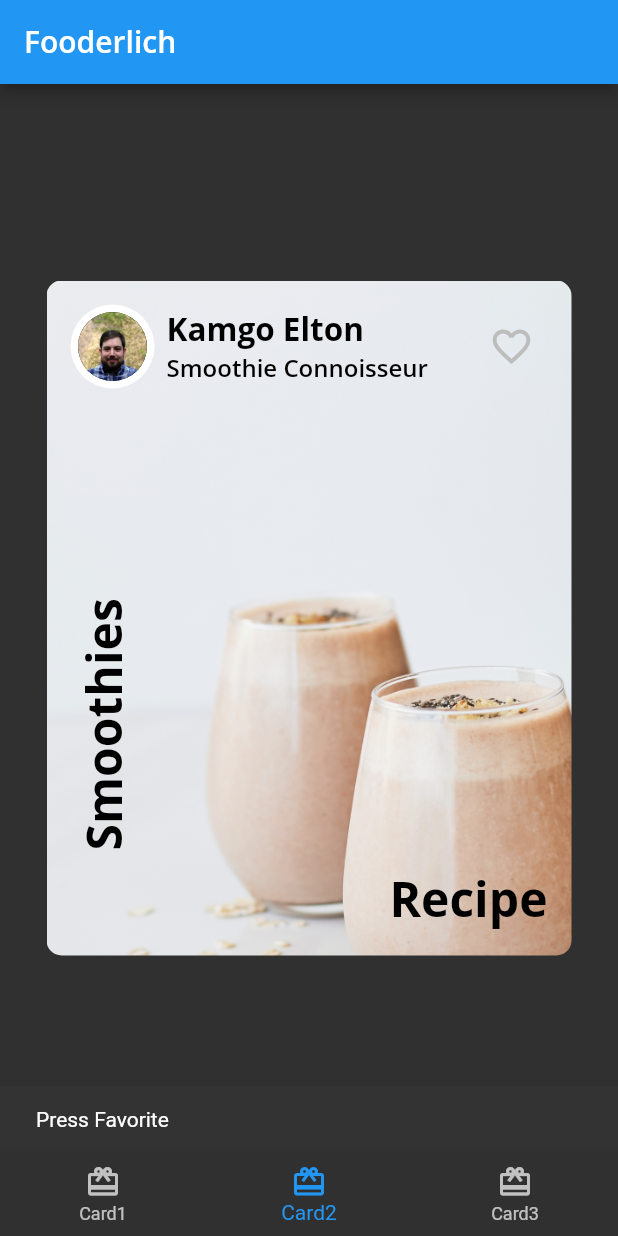
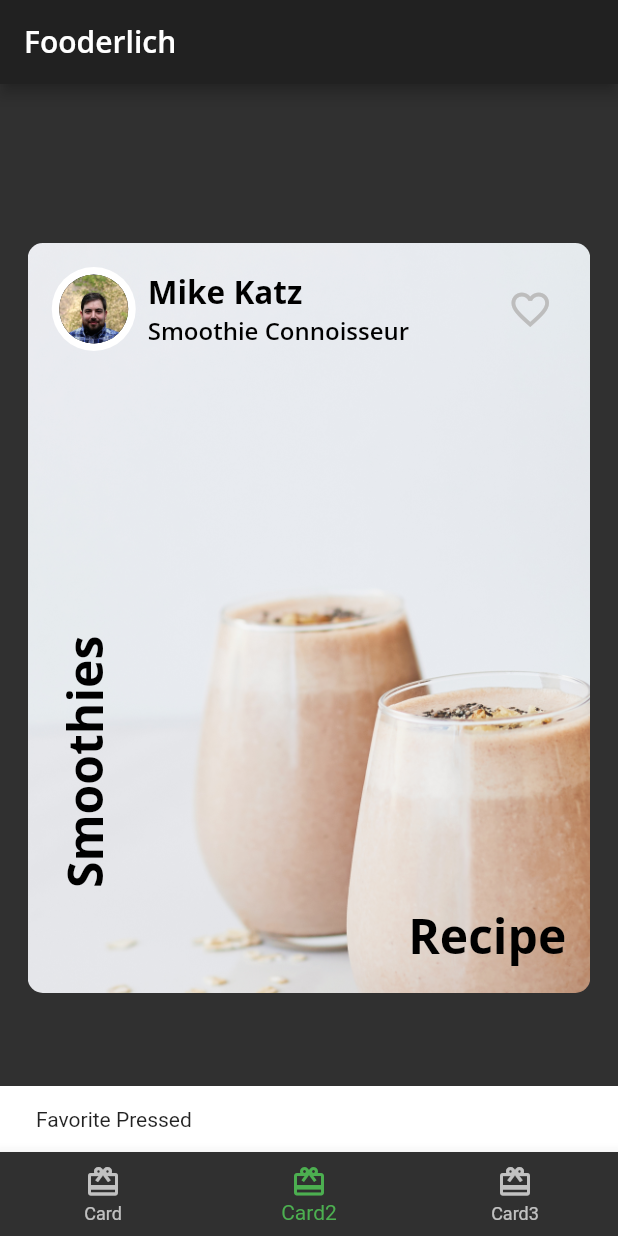
Before and after one commit to kelton-glitch/fooderlich, a Flutter app: the screen it shows after launch, item 2 of the bottom bar chosen, after a tap on the "favorite outline" icon, on a phone screen of 412 x 824 dp. Run offline on Flutter 3.47's test engine with Material 2 defaults, Android fonts, the phone set to English and light mode, and no system bars; our stand-ins replace google_fonts.

Commit message:
code review and update to modern standard

```diff
--- a/lib/author_card.dart
+++ b/lib/author_card.dart
@@ -3,62 +3,63 @@ import 'fooderlich_theme.dart';
 import 'circle_image.dart';
 
 class AuthorCard extends StatelessWidget {
-  //bool _isFavorited = false;
-
       final String authorName;
       final String title;
-  final ImageProvider imageProvider;
+      final ImageProvider? imageProvider;
 
       const AuthorCard({
-     Key ? key,
+        super.key,
         required this.authorName,
         required this.title,
-     required this.imageProvider,
-  }) : super (key: key);
+        this.imageProvider,
+      });
 
+      //2
 @override
   Widget build(BuildContext context) {
+  //TODO: Replace return container(...);
   return Container(
     padding: const EdgeInsets.all(16),
     child: Row(
-        // TODO 3: add alignment
       mainAxisAlignment: MainAxisAlignment.spaceBetween,
       children: [
         Row(
           children: [
-              CircleImage(imageProvider: imageProvider, imageRadius: 28),
-
+            CircleImage(
+              imageProvider: imageProvider,
+              imageRadius: 28,
+            ),
+            //2
             const SizedBox(width: 8),
-
+            //3
             Column(
               crossAxisAlignment: CrossAxisAlignment.start,
               children: [
-
                 Text(
                   authorName,
-                    style: FooderlichTheme.lightTextTheme.headline2),
-
+                  style: FooderlichTheme.lightTextTheme.headline2,
+                ),
                 Text(
                   title,
                   style: FooderlichTheme.lightTextTheme.headline3,
-                    )
-                ],
-              )
+                ),
               ],
             ),
-          //TODO : Add icon button
+          ],
+        ),
         IconButton(
+          //4
             icon: const Icon(Icons.favorite_border),
             iconSize: 30,
             color: Colors.grey[400],
+            //5
             onPressed: (){
-            const snackBar = SnackBar(content: Text('Press Favorite'));
+              const snackBar = SnackBar(content: Text('Favorite Pressed'));
               ScaffoldMessenger.of(context).showSnackBar(snackBar);
-          },
-
+            }
         ),
-        ]
-    ));
+      ],
+    ),
+  );
 }
-
 }
--- a/lib/card1.dart
+++ b/lib/card1.dart
@@ -1,54 +1,67 @@
 import 'package:flutter/material.dart';
-
 import 'fooderlich_theme.dart';
 
-class Card1 extends StatelessWidget {
-
-  const Card1({Key? key}) : super(key: key);
-  final String category ='Editor\'s Choice';
+class Card1 extends StatelessWidget{
+  const Card1({super.key});
+  //1
+  final String category = 'Editor\'s Choice';
   final String title = 'The Art of Dough';
   final String description = 'Learn to make the perfect bread.';
-  final String chef = 'Kamgo Elton';
+  final String chef = 'Ray Wenderlich';
 
+  //2
   @override
   Widget build(BuildContext context) {
     return Center(
+      //TODO: Card1 Decorate Container
       child: Container(
         padding: const EdgeInsets.all(16),
-
-        constraints: const BoxConstraints.expand(width: 350, height: 450),
+        //2
+        constraints: const BoxConstraints.expand(
+          width: 375,
+          height: 500,
+        ),
+        //3
         decoration: const BoxDecoration(
+          //4
           image: DecorationImage(
+            //5
               image: AssetImage('assets/mag1.png'),
+              //6
             fit: BoxFit.cover,
           ),
+          //7
           borderRadius: BorderRadius.all(Radius.circular(10.0)),
         ),
-
+        //Add a stack of text
         child: Stack(
           children: [
-            Text(category, style:
-            FooderlichTheme.darkTextTheme.bodyText1),
-            Positioned(
+            Text(
+              category,
+              style: FooderlichTheme.darkTextTheme.bodyText1,
+            ),
+            Positioned(top: 20,
             child: Text(
               title,
               style: FooderlichTheme.darkTextTheme.headline2,
-              ), top: 20),
-
+            ),
+            ),
             Positioned(
-                child: Text(
+              bottom: 30,
+              right: 0,
+              child:Text(
               description,
-                  style: FooderlichTheme.darkTextTheme.bodyText1,),
-                  bottom: 30,
-                  right: 0),
-
-            Positioned(child: Text(
+              style:FooderlichTheme.darkTextTheme.bodyText1,
+            ),
+            ),
+            Positioned(
+              bottom: 10,
+              right: 0,
+              child:Text(
               chef,
               style: FooderlichTheme.darkTextTheme.bodyText1,
             ),
-            bottom: 10,
-            right: 0)
-
+            ),
           ],
         ),
       ),
--- a/lib/card2.dart
+++ b/lib/card2.dart
@@ -1,49 +1,52 @@
 import 'package:flutter/material.dart';
+import 'package:fooderlich/author_card.dart';
 import 'fooderlich_theme.dart';
-import 'author_card.dart';
 
-class Card2 extends StatelessWidget {
-  const Card2({Key? key}) : super(key: key);
-
+class Card2 extends StatelessWidget{
+  const Card2({super.key});
   @override
   Widget build(BuildContext context) {
     return Center(
       child: Container(
         constraints: const BoxConstraints.expand(
-          width: 350,
-          height: 450,
+          width: 375,
+          height: 500,
         ),
         decoration: const BoxDecoration(
           image: DecorationImage(
               image: AssetImage('assets/mag5.png'),
             fit: BoxFit.cover,
           ),
-          borderRadius: BorderRadius.all(Radius.circular(10.0)),
+          borderRadius: BorderRadius.all(
+            Radius.circular(10.0),
           ),
+        ),
+        //2
         child: Column(
           children: [
-            ///TODO1: add author information
-            const AuthorCard(authorName: 'Kamgo Elton',
+            //TODO: Add author information
+            const AuthorCard(
+                authorName: 'Mike Katz',
                 title: 'Smoothie Connoisseur',
-             imageProvider: AssetImage('assets/author_katz.jpeg')),
-            //TODO 4: add Positioned Text
-
+                imageProvider: AssetImage('assets/author_katz.jpeg'),
+            ),
             Expanded(
                 child: Stack(
                   children: [
                     Positioned(
-                    bottom: 16,
+                      bottom:16,
                         right: 16,
                         child: Text(
                             'Recipe',
                             style: FooderlichTheme.lightTextTheme.headline1,
                         ),
                     ),
-
+                    //4
                     Positioned(
-                    bottom:70,
+                      bottom: 70,
                       left: 16,
-                    child: RotatedBox(quarterTurns: 3,
+                      child: RotatedBox(
+                        quarterTurns: 3,
                         child: Text(
                           'Smoothies',
                           style: FooderlichTheme.lightTextTheme.headline1,
@@ -52,9 +55,7 @@ class Card2 extends StatelessWidget {
                     ),
                   ],
                 ),
-
             ),
-
           ],
         ),
       ),
--- a/lib/circle_image.dart
+++ b/lib/circle_image.dart
@@ -1,24 +1,27 @@
 import 'package:flutter/material.dart';
 
-class CircleImage extends StatelessWidget {
+class CircleImage extends StatelessWidget{
+  //1
     const CircleImage({
-    Key? key,
-    required this.imageProvider,
-    this.imageRadius = 20,
-  }) : super(key: key);
-
+        super.key,
+        this.imageProvider,
+        this.imageRadius = 20
+    });
+    // 2
     final double imageRadius;
     final ImageProvider? imageProvider;
 
     @override
     Widget build(BuildContext context) {
+      //3
       return CircleAvatar(
         backgroundColor: Colors.white,
         radius: imageRadius,
+        //4
         child: CircleAvatar(
-        radius: imageRadius - 5,
+          radius:imageRadius - 5,
           backgroundImage: imageProvider,
-      )
+        ),
       );
     }
 }
--- a/lib/fooderlich_theme.dart
+++ b/lib/fooderlich_theme.dart
@@ -2,79 +2,99 @@ import 'package:flutter/material.dart';
 import 'package:google_fonts/google_fonts.dart';
 
 class FooderlichTheme{
-
-  static TextTheme lightTextTheme = TextTheme (
+  // 1
+  static TextTheme lightTextTheme = TextTheme(
     bodyText1: GoogleFonts.openSans(
       fontSize: 14.0,
       fontWeight: FontWeight.w700,
-      color: Colors.black
+      color: Colors.black,
     ),
     headline1: GoogleFonts.openSans(
       fontSize: 32.0,
       fontWeight: FontWeight.bold,
-      color: Colors.black
+      color: Colors.black,
     ),
     headline2: GoogleFonts.openSans(
       fontSize: 21.0,
       fontWeight: FontWeight.w700,
-      color: Colors.black
+      color: Colors.black,
     ),
     headline3: GoogleFonts.openSans(
       fontSize: 16.0,
       fontWeight: FontWeight.w600,
-      color: Colors.black
+      color: Colors.black,
     ),
     headline6: GoogleFonts.openSans(
       fontSize: 20.0,
       fontWeight: FontWeight.w600,
-      color: Colors.black
+      color: Colors.black,
     ),
   );
-
-
-  static TextTheme darkTextTheme = TextTheme (
+  //2
+  static TextTheme darkTextTheme = TextTheme(
     bodyText1: GoogleFonts.openSans(
       fontSize: 14.0,
-      fontWeight: FontWeight.w600,
-      color: Colors.white
+      fontWeight: FontWeight.w700,
+      color: Colors.white,
     ),
     headline1: GoogleFonts.openSans(
       fontSize: 32.0,
       fontWeight: FontWeight.bold,
-      color: Colors.white
+      color: Colors.white,
     ),
     headline2: GoogleFonts.openSans(
       fontSize: 21.0,
       fontWeight: FontWeight.w700,
-      color: Colors.white
+      color: Colors.white,
     ),
     headline3: GoogleFonts.openSans(
       fontSize: 16.0,
       fontWeight: FontWeight.w600,
-      color: Colors.white
+      color: Colors.white,
     ),
     headline6: GoogleFonts.openSans(
       fontSize: 20.0,
       fontWeight: FontWeight.w600,
-      color: Colors.white
+      color: Colors.white,
     ),
   );
-
-  static ThemeData light(){
+  // 3
+  static ThemeData light() {
     return ThemeData(
       brightness: Brightness.light,
-      primaryColor: Colors.white,
-      //textSelectionTheme: const TextSelectionThemeData(selectionColor: Colors.green),
-      textTheme: lightTextTheme, colorScheme: ColorScheme.fromSwatch().copyWith(secondary: Colors.green[600]),
+      checkboxTheme: CheckboxThemeData(
+        fillColor: MaterialStateColor.resolveWith((states) => Colors.black)
+      ),
+      appBarTheme: const AppBarTheme(
+        foregroundColor: Colors.black,
+        backgroundColor: Colors.white,
+      ),
+      floatingActionButtonTheme: const FloatingActionButtonThemeData(
+        foregroundColor: Colors.white,
+        backgroundColor: Colors.black,
+      ),
+      bottomNavigationBarTheme: const BottomNavigationBarThemeData(
+        selectedItemColor: Colors.green,
+      ),
+      textTheme: lightTextTheme,
     );
   }
-
-  static ThemeData dark(){
+  // 4
+  static ThemeData dark() {
     return ThemeData(
       brightness: Brightness.dark,
-      primaryColor: Colors.grey[900],
-      //textSelectionTheme: const TextSelectionThemeData(selectionColor: Colors.green),
-      textTheme: darkTextTheme, colorScheme: ColorScheme.fromSwatch().copyWith(secondary: Colors.green[600]),
+      appBarTheme: AppBarTheme(
+        foregroundColor: Colors.white,
+        backgroundColor: Colors.grey[900],
+      ),
+      floatingActionButtonTheme: const FloatingActionButtonThemeData(
+        foregroundColor: Colors.white,
+        backgroundColor: Colors.green,
+      ),
+      bottomNavigationBarTheme: const BottomNavigationBarThemeData(
+        selectedItemColor: Colors.green,
+      ),
+      textTheme: darkTextTheme,
     );
   }
 }
--- a/lib/home.dart
+++ b/lib/home.dart
@@ -1,16 +1,17 @@
 import 'package:flutter/material.dart';
-import 'package:fooderlich/card1.dart';
-import 'package:fooderlich/card2.dart';
-import 'package:fooderlich/card3.dart';
+import 'card1.dart';
+import 'card2.dart';
+import 'card3.dart';
 
-class Home extends StatefulWidget {
-  const Home({Key? key}) : super(key: key);
+//1
+  class Home extends StatefulWidget{
+    const Home ({super.key});
 
     @override
-  _HomeState createState() => _HomeState();
+    HomeState createState() => HomeState();
   }
-
-class _HomeState extends State<Home> {
+  class HomeState extends State<Home> {
+    //TODO: Add state variables and functions
     int _selectedIndex = 0;
 
     static List<Widget> pages = <Widget>[
@@ -19,6 +20,7 @@ class _HomeState extends State<Home> {
       const Card3(),
     ];
 
+    //9
     void _onItemTapped(int index) {
       setState(() {
         _selectedIndex = index;
@@ -29,25 +31,34 @@ class _HomeState extends State<Home> {
     Widget build(BuildContext context) {
       return Scaffold(
         appBar: AppBar(
-        title: Text('Fooderlich', style: Theme.of(context).textTheme.headline6),
+          title: Text(
+            'Fooderlich',
+            // 2
+            style: Theme.of(context).textTheme.headline6,
           ),
-      body: pages [_selectedIndex],
+        ),
+        // Show selected tab
+        body:pages[_selectedIndex],
+        // Bottom navigation bar
+        //4
         bottomNavigationBar: BottomNavigationBar(
           selectedItemColor: Theme.of(context).textSelectionTheme.selectionColor,
+          //TODO: Set selected tab bar
           currentIndex: _selectedIndex,
           onTap: _onItemTapped,
-        items: const <BottomNavigationBarItem>[
+          //6
+          items: const[
             BottomNavigationBarItem(
                 icon: Icon(Icons.card_giftcard),
-               label: 'Card1'
+              label: 'Card',
             ),
             BottomNavigationBarItem(
               icon: Icon(Icons.card_giftcard),
-              label: 'Card2'
+              label: 'Card2',
             ),
             BottomNavigationBarItem(
               icon: Icon(Icons.card_giftcard),
-              label: 'Card3'
+              label: 'Card3',
             ),
           ],
         ),
--- a/lib/main.dart
+++ b/lib/main.dart
@@ -3,22 +3,22 @@ import 'fooderlich_theme.dart';
 import 'home.dart';
 
 void main() {
-  runApp(Fooderlich());
+  runApp(const Fooderlich());
 }
 
 class Fooderlich extends StatelessWidget {
-   Fooderlich ({Key? key}) : super (key: key);
-
-  final theme= FooderlichTheme.dark();
+  //2
+  const Fooderlich({super.key});
   @override
   Widget build(BuildContext context) {
-
-    // ignore: dead_code
+    final theme = FooderlichTheme.dark();
+    // TODO: Apply Home Widget
+    //3
     return MaterialApp(
-
+      // TODO: Add theme
       theme: theme,
       title: 'Fooderlich',
-      home: const Home(),
-      );
+      home:const Home(),
+    );
   }
 }
--- a/pubspec.yaml
+++ b/pubspec.yaml
@@ -18,7 +18,7 @@ publish_to: 'none' # Remove this line if you wish to publish to pub.dev
 version: 1.0.0+1
 
 environment:
-  sdk: ">=2.16.0 <3.0.0"
+  sdk: ">=2.17.0 <3.0.0"
 
 # Dependencies specify other packages that your package needs in order to work.
 # To automatically upgrade your package dependencies to the latest versions
@@ -34,7 +34,7 @@ dependencies:
   # The following adds the Cupertino Icons font to your application.
   # Use with the CupertinoIcons class for iOS style icons.
   cupertino_icons: ^1.0.2
-  google_fonts: ^2.3.1
+  google_fonts: ^3.0.1
 
 dev_dependencies:
   flutter_test:
@@ -45,7 +45,7 @@ dev_dependencies:
   # activated in the `analysis_options.yaml` file located at the root of your
   # package. See that file for information about deactivating specific lint
   # rules and activating additional ones.
-  flutter_lints: ^1.0.0
+  flutter_lints: ^2.0.1
 
 # For information on the generic Dart part of this file, see the
 # following page: https://dart.dev/tools/pub/pubspec
```
Also changed, not shown: lib/card3.dart (+65 -31 lines), pubspec.lock. Lines whose indentation alone changed are shown as unchanged.
